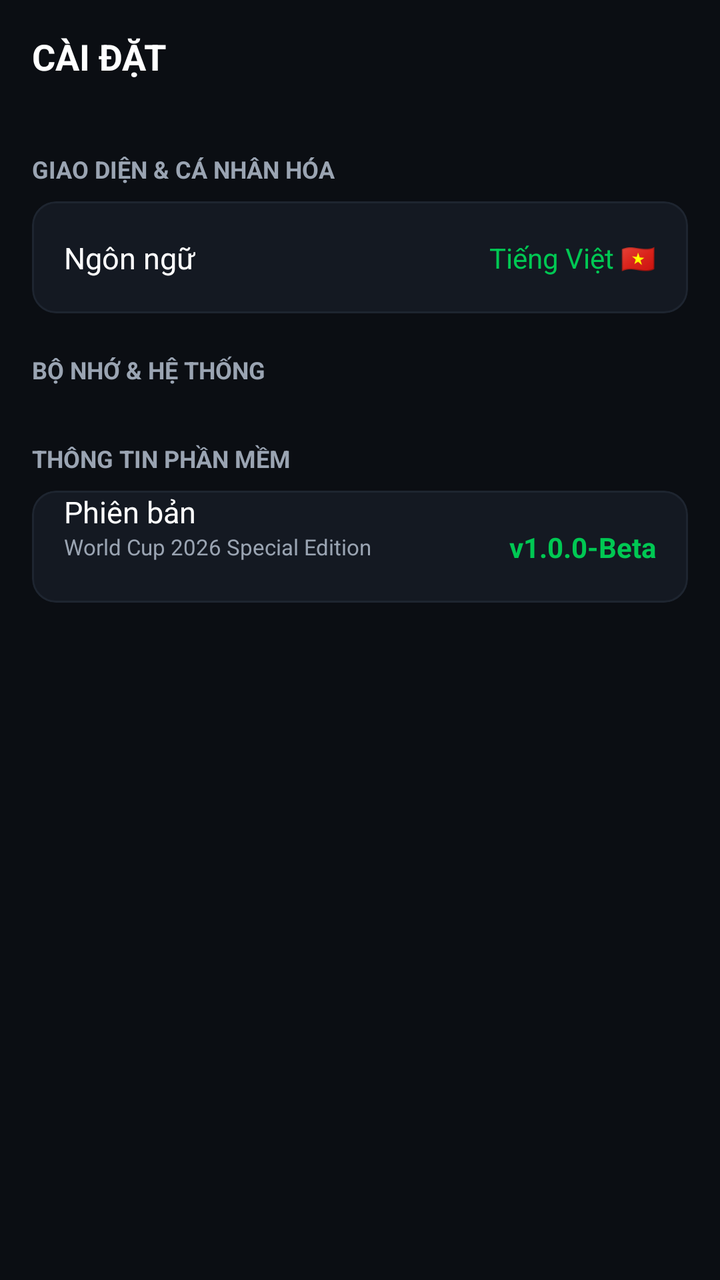
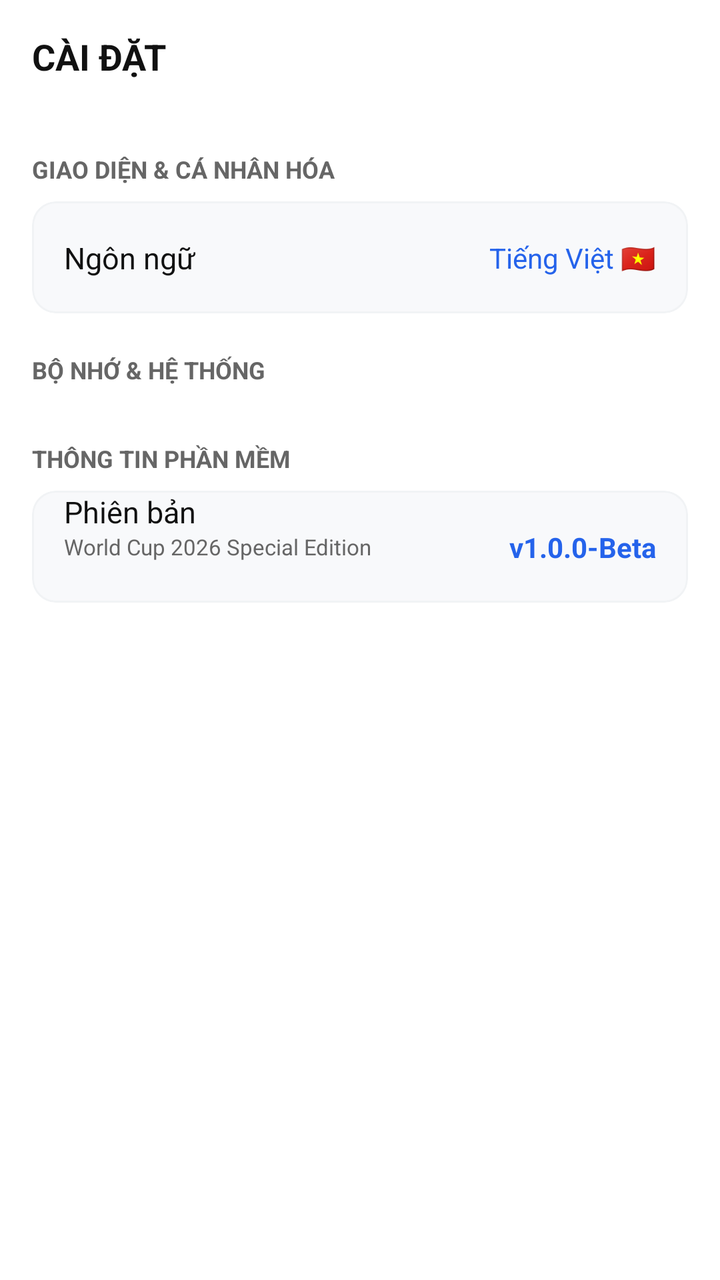

Compare the two renders of this Android layout. The source of the first and the diff that turns it into the second are given below.
<!-- AndroidManifest.xml: application theme Theme.MyApplication -->
<!-- res/layout/fragment_setting.xml -->
<?xml version="1.0" encoding="utf-8"?>
<androidx.constraintlayout.widget.ConstraintLayout xmlns:android="http://schemas.android.com/apk/res/android"
    xmlns:app="http://schemas.android.com/apk/res-auto"
    xmlns:tools="http://schemas.android.com/tools"
    android:layout_width="match_parent"
    android:layout_height="match_parent"
    android:background="@color/bg_dark">

    
    <TextView
        android:id="@+id/tvTitle"
        android:layout_width="wrap_content"
        android:layout_height="wrap_content"
        android:layout_marginTop="16dp"
        android:layout_marginStart="16dp"
        android:text="CÀI ĐẶT"
        android:textColor="@color/text_white"
        android:textSize="18sp"
        android:textStyle="bold"
        app:layout_constraintStart_toStartOf="parent"
        app:layout_constraintTop_toTopOf="parent" />

    <ScrollView
        android:layout_width="match_parent"
        android:layout_height="0dp"
        android:layout_marginTop="16dp"
        app:layout_constraintBottom_toBottomOf="parent"
        app:layout_constraintTop_toBottomOf="@id/tvTitle">

        <LinearLayout
            android:layout_width="match_parent"
            android:layout_height="wrap_content"
            android:orientation="vertical"
            android:paddingHorizontal="16dp"
            android:paddingBottom="24dp">


            
            <TextView
                android:layout_width="wrap_content"
                android:layout_height="wrap_content"
                android:layout_marginTop="20dp"
                android:layout_marginBottom="8dp"
                android:text="GIAO DIỆN &amp; CÁ NHÂN HÓA"
                android:textColor="@color/text_muted"
                android:textSize="12sp"
                android:textStyle="bold" />

            <com.google.android.material.card.MaterialCardView
                android:layout_width="match_parent"
                android:layout_height="wrap_content"
                app:cardBackgroundColor="@color/card_dark"
                app:cardCornerRadius="12dp"
                app:cardElevation="0dp"
                app:strokeColor="@color/divider_dark"
                app:strokeWidth="1dp">

                <LinearLayout
                    android:layout_width="match_parent"
                    android:layout_height="wrap_content"
                    android:orientation="vertical"
                    android:paddingHorizontal="16dp">

                    
                    <androidx.constraintlayout.widget.ConstraintLayout
                        android:id="@+id/rowLanguage"
                        android:layout_width="match_parent"
                        android:layout_height="56dp"
                        android:background="?android:attr/selectableItemBackground"
                        android:clickable="true"
                        android:focusable="true">

                        <TextView
                            android:layout_width="wrap_content"
                            android:layout_height="wrap_content"
                            android:text="Ngôn ngữ"
                            android:textColor="@color/text_white"
                            android:textSize="15sp"
                            app:layout_constraintBottom_toBottomOf="parent"
                            app:layout_constraintStart_toStartOf="parent"
                            app:layout_constraintTop_toTopOf="parent" />

                        <TextView
                            android:id="@+id/tvLanguageValue"
                            android:layout_width="wrap_content"
                            android:layout_height="wrap_content"
                            android:text="Tiếng Việt 🇻🇳"
                            android:textColor="@color/accent_green"
                            android:textSize="14sp"
                            app:layout_constraintBottom_toBottomOf="parent"
                            app:layout_constraintEnd_toEndOf="parent"
                            app:layout_constraintTop_toTopOf="parent" />

                    </androidx.constraintlayout.widget.ConstraintLayout>

                </LinearLayout>

            </com.google.android.material.card.MaterialCardView>

            
            <TextView
                android:layout_width="wrap_content"
                android:layout_height="wrap_content"
                android:layout_marginTop="20dp"
                android:layout_marginBottom="8dp"
                android:text="BỘ NHỚ &amp; HỆ THỐNG"
                android:textColor="@color/text_muted"
                android:textSize="12sp"
                android:textStyle="bold" />


            
            <TextView
                android:layout_width="wrap_content"
                android:layout_height="wrap_content"
                android:layout_marginTop="20dp"
                android:layout_marginBottom="8dp"
                android:text="THÔNG TIN PHẦN MỀM"
                android:textColor="@color/text_muted"
                android:textSize="12sp"
                android:textStyle="bold" />

            <com.google.android.material.card.MaterialCardView
                android:layout_width="match_parent"
                android:layout_height="wrap_content"
                app:cardBackgroundColor="@color/card_dark"
                app:cardCornerRadius="12dp"
                app:cardElevation="0dp"
                app:strokeColor="@color/divider_dark"
                app:strokeWidth="1dp">

                <LinearLayout
                    android:layout_width="match_parent"
                    android:layout_height="wrap_content"
                    android:orientation="vertical"
                    android:paddingHorizontal="16dp">

                    
                    <androidx.constraintlayout.widget.ConstraintLayout
                        android:layout_width="match_parent"
                        android:layout_height="56dp">

                        <TextView
                            android:layout_width="wrap_content"
                            android:layout_height="wrap_content"
                            android:text="Phiên bản"
                            android:textColor="@color/text_white"
                            android:textSize="15sp"
                            app:layout_constraintBottom_toTopOf="@id/tvBuildInfo"
                            app:layout_constraintStart_toStartOf="parent"
                            app:layout_constraintTop_toTopOf="parent" />

                        <TextView
                            android:id="@+id/tvBuildInfo"
                            android:layout_width="wrap_content"
                            android:layout_height="wrap_content"
                            android:text="World Cup 2026 Special Edition"
                            android:textColor="@color/text_muted"
                            android:textSize="11sp"
                            app:layout_constraintBottom_toBottomOf="parent"
                            app:layout_constraintStart_toStartOf="parent"
                            app:layout_constraintTop_toBottomOf="@id/tvBuildInfo" />

                        <TextView
                            android:layout_width="wrap_content"
                            android:layout_height="wrap_content"
                            android:text="v1.0.0-Beta"
                            android:textColor="@color/accent_green"
                            android:textSize="14sp"
                            android:textStyle="bold"
                            app:layout_constraintBottom_toBottomOf="parent"
                            app:layout_constraintEnd_toEndOf="parent"
                            app:layout_constraintTop_toTopOf="parent" />

                    </androidx.constraintlayout.widget.ConstraintLayout>

                </LinearLayout>

            </com.google.android.material.card.MaterialCardView>

        </LinearLayout>

    </ScrollView>

</androidx.constraintlayout.widget.ConstraintLayout>
<!-- resources referenced by this layout -->
<resources>
  <color name="accent_green">#00C853</color>
  <color name="bg_dark">#0B0E13</color>
  <color name="card_dark">#141922</color>
  <color name="divider_dark">#1E2530</color>
  <color name="text_muted">#9AA4B2</color>
  <color name="text_white">#FFFFFF</color>
  <style name="Theme.MyApplication" parent="Theme.MaterialComponents.NoActionBar">
          
          <item name="colorPrimary">@color/accent_green</item>
          <item name="colorPrimaryVariant">@color/bg_dark</item>
          <item name="colorOnPrimary">@color/white</item>
          
          <item name="colorSecondary">@color/accent_green_secondary</item>
          <item name="colorSecondaryVariant">@color/accent_green</item>
          <item name="colorOnSecondary">@color/black</item>
          
          <item name="android:statusBarColor">@color/bg_dark</item>
          <item name="android:windowBackground">@color/bg_dark</item>
          <item name="android:navigationBarColor">@color/bg_dark</item>
          
          <item name="android:textColor">@color/text_white</item>
          <item name="android:textColorSecondary">@color/text_muted</item>
      </style>
  <color name="white">#FFFFFFFF</color>
  <color name="accent_green_secondary">#00E676</color>
  <color name="black">#FF000000</color>
</resources>

<!-- the commit's change to res/layout/fragment_setting.xml (unified diff, before → after) -->
@@ -4,7 +4,7 @@
     xmlns:tools="http://schemas.android.com/tools"
     android:layout_width="match_parent"
     android:layout_height="match_parent"
-    android:background="@color/bg_dark">
+    android:background="@color/bg_light">
 
     
     <TextView
<!-- resource entries referenced after the edit -->
@@ -1,30 +1,43 @@
 <!-- resources referenced by this layout -->
 <resources>
-  <color name="accent_green">#00C853</color>
-  <color name="bg_dark">#0B0E13</color>
-  <color name="card_dark">#141922</color>
-  <color name="divider_dark">#1E2530</color>
-  <color name="text_muted">#9AA4B2</color>
-  <color name="text_white">#FFFFFF</color>
-  <style name="Theme.MyApplication" parent="Theme.MaterialComponents.NoActionBar">
+  <color name="accent_green">@color/primaryBlue</color>
+  <color name="bg_light">@color/background</color>
+  <color name="card_dark">@color/surface</color>
+  <color name="divider_dark">@color/divider</color>
+  <color name="text_muted">@color/textSecondary</color>
+  <color name="text_white">@color/textPrimary</color>
+  <style name="Theme.MyApplication" parent="Theme.MaterialComponents.Light.NoActionBar">
           
           <item name="colorPrimary">@color/accent_green</item>
-          <item name="colorPrimaryVariant">@color/bg_dark</item>
+          <item name="colorPrimaryVariant">@color/white</item>
           <item name="colorOnPrimary">@color/white</item>
+          
           
           <item name="colorSecondary">@color/accent_green_secondary</item>
           <item name="colorSecondaryVariant">@color/accent_green</item>
-          <item name="colorOnSecondary">@color/black</item>
+          <item name="colorOnSecondary">@color/white</item>
           
-          <item name="android:statusBarColor">@color/bg_dark</item>
-          <item name="android:windowBackground">@color/bg_dark</item>
-          <item name="android:navigationBarColor">@color/bg_dark</item>
+          
+          <item name="android:statusBarColor">@color/white</item>
+          <item name="android:windowBackground">@color/white</item>
+          <item name="android:navigationBarColor">@color/white</item>
+          
+          
+          <item name="android:windowLightStatusBar">true</item>
+          <item name="android:windowLightNavigationBar" tools:targetApi="o_mr1">true</item>
+          
           
           <item name="android:textColor">@color/text_white</item>
           <item name="android:textColorSecondary">@color/text_muted</item>
       </style>
+  <color name="primaryBlue">#2563EB</color>
+  <color name="background">#FFFFFF</color>
+  <color name="surface">#F8F9FB</color>
+  <color name="divider">#F1F3F5</color>
+  <color name="textSecondary">#666666</color>
+  <color name="textPrimary">#111111</color>
   <color name="white">#FFFFFFFF</color>
-  <color name="accent_green_secondary">#00E676</color>
-  <color name="black">#FF000000</color>
+  <color name="accent_green_secondary">@color/accentBlue</color>
+  <color name="accentBlue">#3B82F6</color>
 </resources>
 
